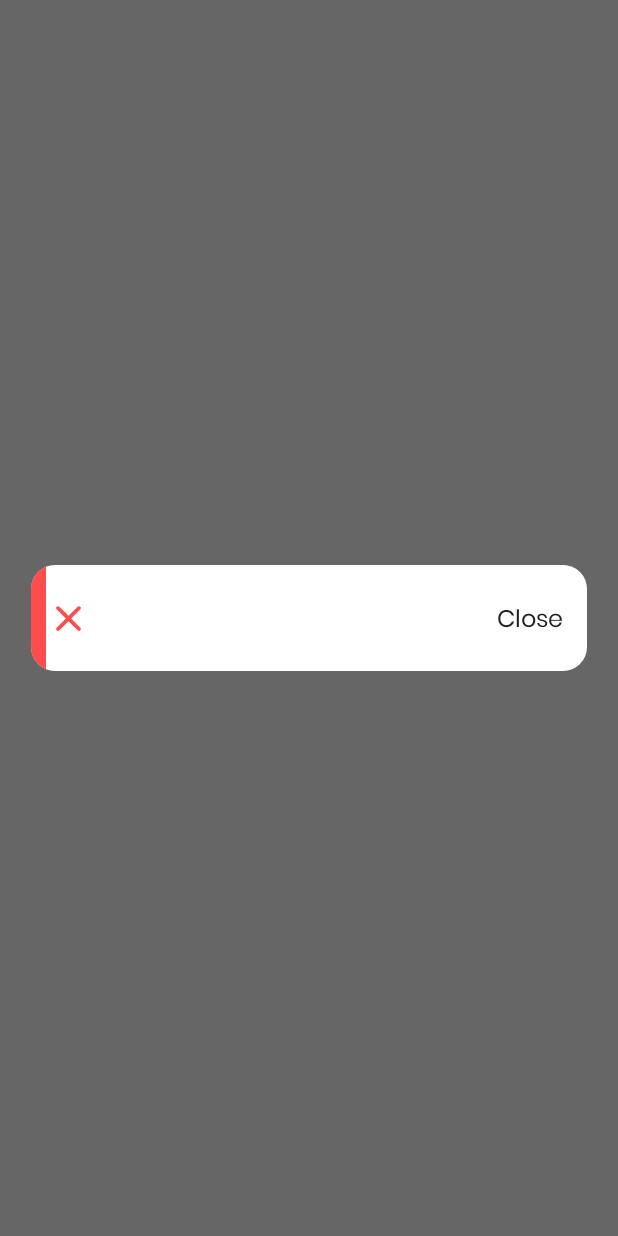
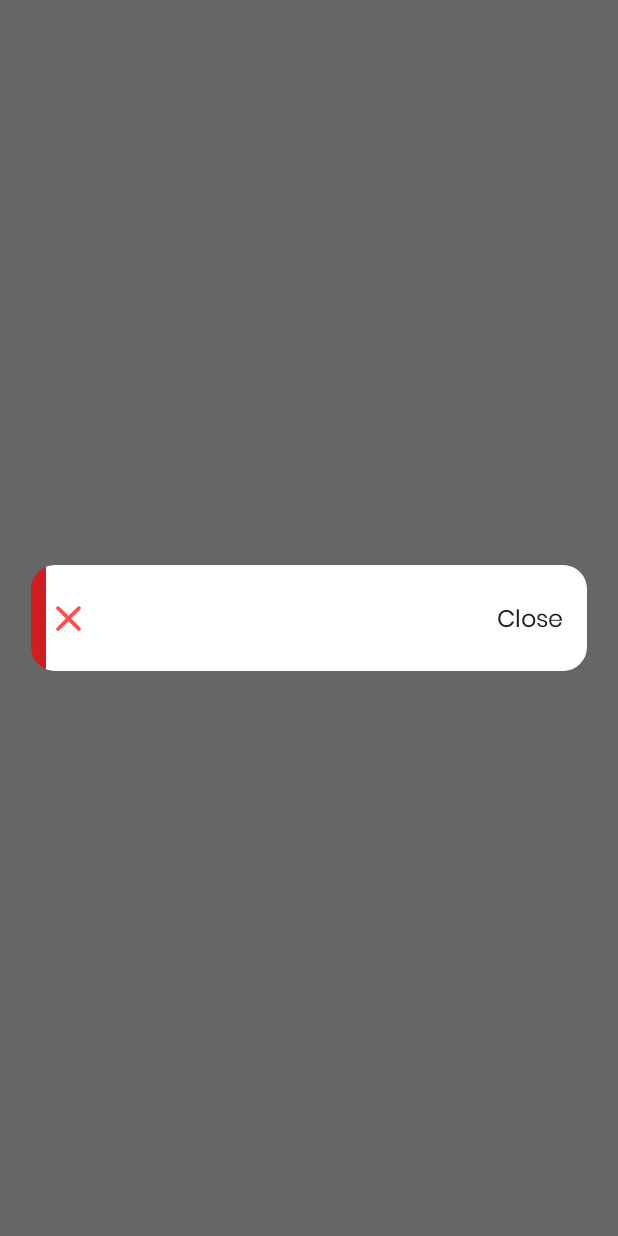
Before and after one commit to dgomolka/spacecraft-library, an Android app built with Jetpack Compose: the composable ErrorDialog called with empty values, on a phone screen of 412 x 824 dp. Run offline under Robolectric (Android 15) with nearby library versions, the phone set to English and light mode, and no system bars; 4 statements that could not run were skipped.

Commit message:
Fix error dialog

```diff
--- a/ui/src/main/java/com/psycodeinteractive/spacecraftlibrary/ui/screen/Screen.kt
+++ b/ui/src/main/java/com/psycodeinteractive/spacecraftlibrary/ui/screen/Screen.kt
@@ -31,11 +31,10 @@ import kotlinx.coroutines.launch
 
 @Composable
 inline fun <reified VM : BaseViewModel<VS, E>, reified VS : ViewState, reified E : Event> Screen(
-    providedViewModel: VM? = null,
+    viewModel: VM = hiltViewModel(),
     presentationToUiExceptionMapper: PresentationToUiMapper<PresentationException, UiException>,
     crossinline children: @Composable (viewModel: VM, viewState: VS, lifecycleScope: LifecycleCoroutineScope) -> Unit
 ) {
-    val viewModel: VM = providedViewModel ?: hiltViewModel()
     val viewState by viewModel.collectViewState()
     OnLifecycle(minActiveState = CREATED) {
         viewModel.onViewCreated()
--- a/ui/src/main/java/com/psycodeinteractive/spacecraftlibrary/ui/widget/ErrorDialog.kt
+++ b/ui/src/main/java/com/psycodeinteractive/spacecraftlibrary/ui/widget/ErrorDialog.kt
@@ -3,15 +3,11 @@ package com.psycodeinteractive.spacecraftlibrary.ui.widget
 import androidx.compose.foundation.background
 import androidx.compose.foundation.clickable
 import androidx.compose.foundation.layout.Column
-import androidx.compose.foundation.layout.IntrinsicSize
 import androidx.compose.foundation.layout.Row
-import androidx.compose.foundation.layout.Spacer
 import androidx.compose.foundation.layout.fillMaxHeight
 import androidx.compose.foundation.layout.fillMaxWidth
-import androidx.compose.foundation.layout.height
 import androidx.compose.foundation.layout.padding
 import androidx.compose.foundation.layout.size
-import androidx.compose.foundation.layout.width
 import androidx.compose.foundation.layout.wrapContentHeight
 import androidx.compose.foundation.shape.RoundedCornerShape
 import androidx.compose.material.Icon
@@ -21,11 +17,18 @@ import androidx.compose.material.Text
 import androidx.compose.material.icons.Icons
 import androidx.compose.material.icons.rounded.Close
 import androidx.compose.runtime.Composable
+import androidx.compose.runtime.getValue
+import androidx.compose.runtime.mutableStateOf
+import androidx.compose.runtime.remember
+import androidx.compose.runtime.setValue
 import androidx.compose.ui.Alignment.Companion.CenterVertically
 import androidx.compose.ui.Modifier
 import androidx.compose.ui.graphics.Color
+import androidx.compose.ui.layout.onSizeChanged
+import androidx.compose.ui.text.style.TextAlign
 import androidx.compose.ui.unit.dp
 import androidx.compose.ui.window.Dialog
+import androidx.compose.ui.window.DialogProperties
 import com.psycodeinteractive.spacecraftlibrary.ui.R
 import com.psycodeinteractive.spacecraftlibrary.ui.extension.value
 
@@ -38,27 +41,29 @@ fun ErrorDialog(
     Dialog(
         onDismissRequest = {
             setShowDialog(false)
-        }
+        },
+        properties = DialogProperties(
+            dismissOnBackPress = true,
+            dismissOnClickOutside = false
+        )
     ) {
+        var surfaceHeight by remember { mutableStateOf(0) }
         Surface(
             modifier = Modifier
+                .onSizeChanged { surfaceHeight = it.height }
                 .wrapContentHeight()
                 .fillMaxWidth(0.9f),
             shape = dialogShape,
-            color = MaterialTheme.colors.secondary
+            color = errorColor
         ) {
             Row(
                 modifier = Modifier
+                    .padding(start = startColoredSpacerWidth)
+                    .background(MaterialTheme.colors.secondary)
                     .fillMaxWidth(0.8f)
-                    .height(IntrinsicSize.Min)
                     .padding(end = contentPadding)
+                    .wrapContentHeight(unbounded = true)
             ) {
-                Spacer(
-                    modifier = Modifier
-                        .fillMaxHeight()
-                        .width(startColoredSpacerWidth)
-                        .background(errorColor)
-                )
                 Icon(
                     modifier = Modifier
                         .size(iconSize)
@@ -70,6 +75,7 @@ fun ErrorDialog(
                 Column(
                     modifier = Modifier
                         .padding(contentPadding)
+                        .fillMaxWidth()
                         .weight(1f)
                 ) {
                     Text(
@@ -84,10 +90,12 @@ fun ErrorDialog(
                 Text(
                     modifier = Modifier
                         .align(CenterVertically)
+                        .fillMaxHeight()
                         .clickable {
                             setShowDialog(false)
                         },
-                    text = R.string.close.value
+                    text = R.string.close.value,
+                    textAlign = TextAlign.Center
                 )
             }
         }
```
Also changed, not shown: ui/src/main/java/com/psycodeinteractive/spacecraftlibrary/ui/feature/spacecraftlist/SpacecraftListScreen.kt (+16 -8 lines), ui/src/main/java/com/psycodeinteractive/spacecraftlibrary/ui/widget/MeasureUnconstrainedViewHeight.kt (added, +30 -0 lines).
